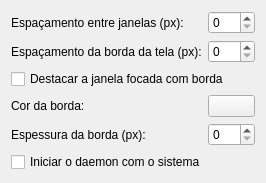
Before: the Qt Designer form platform-linux-kde/kwin-script/contents/ui/config.ui in ediano/Etherbit-Tiling, drawn with Qt 5.
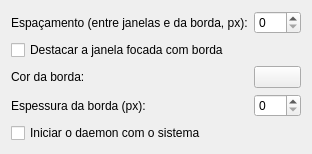
After: the same form once the commit is applied. Custom widgets are drawn as their Qt base class.

Commit message: feat(config): gap único controlando ambos os eixos (interno + externo)

Patch:
```diff
--- a/platform-linux-kde/kwin-script/contents/ui/config.ui
+++ b/platform-linux-kde/kwin-script/contents/ui/config.ui
@@ -8,7 +8,7 @@
    <item row="0" column="0">
     <widget class="QLabel" name="labelInnerGap">
      <property name="text">
-      <string>Espaçamento entre janelas (px):</string>
+      <string>Espaçamento (entre janelas e da borda, px):</string>
      </property>
     </widget>
    </item>
@@ -18,50 +18,37 @@
      <property name="maximum"><number>200</number></property>
     </widget>
    </item>
-   <item row="1" column="0">
-    <widget class="QLabel" name="labelOuterGap">
-     <property name="text">
-      <string>Espaçamento da borda da tela (px):</string>
-     </property>
-    </widget>
-   </item>
-   <item row="1" column="1">
-    <widget class="QSpinBox" name="kcfg_outerGap">
-     <property name="minimum"><number>0</number></property>
-     <property name="maximum"><number>200</number></property>
-    </widget>
-   </item>
-   <item row="2" column="0" colspan="2">
+   <item row="1" column="0" colspan="2">
     <widget class="QCheckBox" name="kcfg_activeBorder">
      <property name="text">
       <string>Destacar a janela focada com borda</string>
      </property>
     </widget>
    </item>
-   <item row="3" column="0">
+   <item row="2" column="0">
     <widget class="QLabel" name="labelBorderColor">
      <property name="text">
       <string>Cor da borda:</string>
      </property>
     </widget>
    </item>
-   <item row="3" column="1">
+   <item row="2" column="1">
     <widget class="KColorButton" name="kcfg_borderColor"/>
    </item>
-   <item row="4" column="0">
+   <item row="3" column="0">
     <widget class="QLabel" name="labelBorderWidth">
      <property name="text">
       <string>Espessura da borda (px):</string>
      </property>
     </widget>
    </item>
-   <item row="4" column="1">
+   <item row="3" column="1">
     <widget class="QSpinBox" name="kcfg_borderWidth">
      <property name="minimum"><number>0</number></property>
      <property name="maximum"><number>20</number></property>
     </widget>
    </item>
-   <item row="5" column="0" colspan="2">
+   <item row="4" column="0" colspan="2">
     <widget class="QCheckBox" name="kcfg_autostart">
      <property name="text">
       <string>Iniciar o daemon com o sistema</string>
```
Left out of the diff: 4 changed lines with no effect on the pictures. The commit also changes 11 other files.
